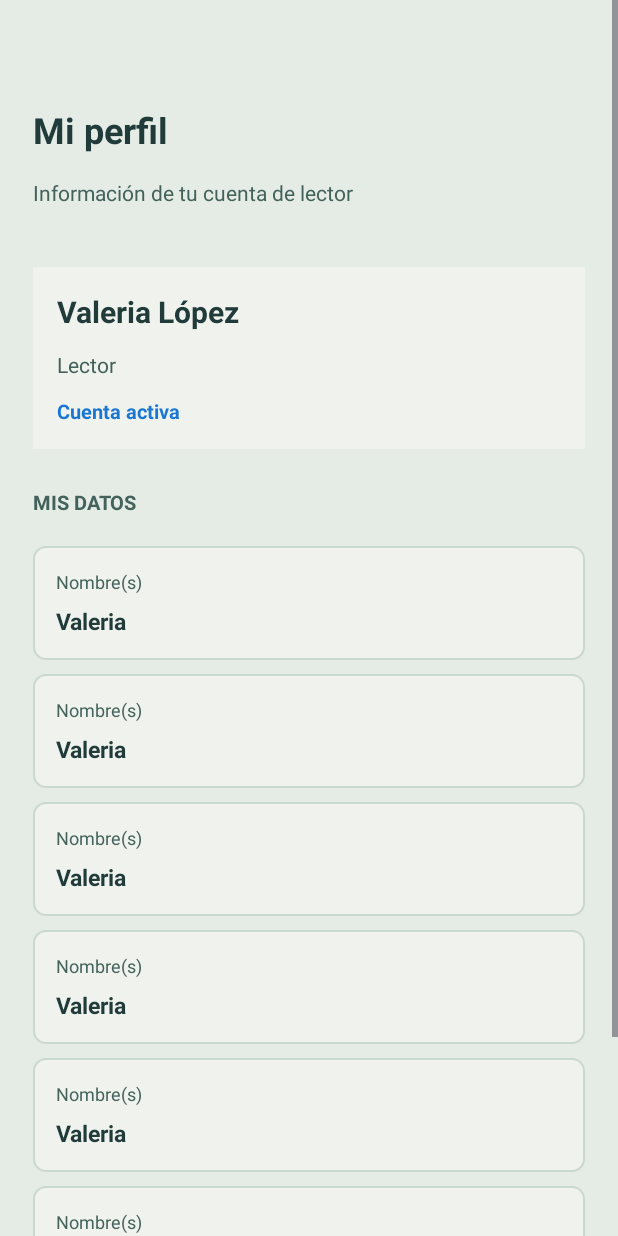
After one commit to elehmzzz/app_SIBCAP, an Android app: the PerfilActivity screen opened directly, with no data from a screen before it, on a phone screen of 412 x 824 dp. The commit adds this screen. Run offline under Robolectric (Android 15) with nearby library versions, the phone set to English and light mode, and no system bars.

Commit message:
feat: implementar modulo Mi perfil del lector

```diff
--- a/app/src/main/AndroidManifest.xml
+++ b/app/src/main/AndroidManifest.xml
@@ -32,6 +32,10 @@
             android:name=".vista.RegistroActivity"
             android:exported="false"
             android:windowSoftInputMode="adjustResize" />
+        <activity
+            android:name=".vista.PerfilActivity"
+            android:exported="false"
+            android:windowSoftInputMode="adjustResize" />
     </application>
 
 </manifest>
--- a/app/src/main/java/com/example/app_sibcap/interfaceApi/ApiService.kt
+++ b/app/src/main/java/com/example/app_sibcap/interfaceApi/ApiService.kt
@@ -2,8 +2,11 @@ package com.example.app_sibcap.interfaceApi
 
 import com.example.app_sibcap.modelo.LoginRequest
 import com.example.app_sibcap.modelo.LoginResponse
+import com.example.app_sibcap.modelo.PerfilResponse
 import retrofit2.http.Body
 import retrofit2.http.POST
+import retrofit2.http.GET
+import retrofit2.http.Header
 
 interface ApiService {
 
@@ -12,4 +15,7 @@ interface ApiService {
     suspend fun iniciarSesion(@Body request: LoginRequest): LoginResponse
     //EndPoint para el registro de un usuario
 
+    // EndPoint para consultar el perfil del lector
+    @GET("perfil.php")
+    suspend fun obtenerPerfil(@Header("Authorization") token: String): PerfilResponse
 }
--- /dev/null
+++ b/app/src/main/java/com/example/app_sibcap/modelo/PerfilResponse.kt
@@ -0,0 +1,43 @@
+
+package com.example.app_sibcap.modelo
+
+import kotlinx.serialization.SerialName
+import kotlinx.serialization.Serializable
+
+@Serializable
+data class PerfilResponse(
+
+    @SerialName("success")
+    val success: Boolean,
+
+    @SerialName("message")
+    val message: String,
+
+    @SerialName("data")
+    val data: DatosPerfil? = null
+)
+
+@Serializable
+data class DatosPerfil(
+
+    @SerialName("id_lector")
+    val idLector: Int,
+
+    @SerialName("nombres")
+    val nombres: String,
+
+    @SerialName("apellido_paterno")
+    val apellidoPaterno: String,
+
+    @SerialName("apellido_materno")
+    val apellidoMaterno: String? = null,
+
+    @SerialName("correo")
+    val correo: String,
+
+    @SerialName("nombre_usuario")
+    val nombreUsuario: String,
+
+    @SerialName("telefono")
+    val telefono: String? = null
+)
--- /dev/null
+++ b/app/src/main/java/com/example/app_sibcap/modelo/clsPerfilModelo.kt
@@ -0,0 +1,11 @@
+package com.example.app_sibcap.modelo
+
+class clsPerfilModelo {
+
+    suspend fun obtenerPerfil(token: String): PerfilResponse {
+
+        return RetrofitCliente.apiService.obtenerPerfil(
+            "Bearer $token"
+        )
+    }
+}
--- /dev/null
+++ b/app/src/main/java/com/example/app_sibcap/presentador/clsPerfilPresenter.kt
@@ -0,0 +1,36 @@
+
+package com.example.app_sibcap.presentador
+
+import com.example.app_sibcap.modelo.clsPerfilModelo
+import com.example.app_sibcap.vista.PerfilActivity
+import kotlinx.coroutines.CoroutineScope
+import kotlinx.coroutines.Dispatchers
+import kotlinx.coroutines.launch
+
+class clsPerfilPresenter(private val vista: PerfilActivity) {
+
+    private val modelo = clsPerfilModelo()
+
+    fun obtenerPerfil(token: String) {
+
+        CoroutineScope(Dispatchers.Main).launch {
+
+            try {
+                val respuesta = modelo.obtenerPerfil(token)
+
+
+                if (respuesta.success && respuesta.data != null) {
+                    vista.mostrarPerfil(respuesta.data)
+                } else {
+                    vista.mostrarError(respuesta.message)
+                }
+
+            } catch (e: Exception) {
+                vista.mostrarError(
+                    "No fue posible consultar el perfil. Verifica tu conexión."
+                )
+            }
+
+        }
+    }
+}
--- /dev/null
+++ b/app/src/main/java/com/example/app_sibcap/vista/PerfilActivity.kt
@@ -0,0 +1,99 @@
+package com.example.app_sibcap.vista
+
+import android.os.Bundle
+import android.view.View
+import android.widget.TextView
+import androidx.appcompat.app.AppCompatActivity
+import androidx.activity.enableEdgeToEdge
+import androidx.core.view.ViewCompat
+import androidx.core.view.WindowInsetsCompat
+import com.example.app_sibcap.R
+import com.example.app_sibcap.presentador.clsPerfilPresenter
+import com.example.app_sibcap.modelo.DatosPerfil
+import android.widget.Toast
+
+class PerfilActivity : AppCompatActivity() {
+
+    private lateinit var datoNombre: View
+    private lateinit var datoApellidoPaterno: View
+    private lateinit var datoApellidoMaterno: View
+    private lateinit var datoCorreo: View
+    private lateinit var datoUsuario: View
+    private lateinit var datoTelefono: View
+
+    // PRESENTADOR
+    private lateinit var presenter: clsPerfilPresenter
+
+    override fun onCreate(savedInstanceState: Bundle?) {
+        super.onCreate(savedInstanceState)
+        enableEdgeToEdge()
+        setContentView(R.layout.activity_perfil)
+        ViewCompat.setOnApplyWindowInsetsListener(findViewById(R.id.main)) { v, insets ->
+            val systemBars = insets.getInsets(WindowInsetsCompat.Type.systemBars())
+            v.setPadding(systemBars.left, systemBars.top, systemBars.right, systemBars.bottom)
+            insets
+        }
+
+
+        inicializarComponentes()
+        presenter = clsPerfilPresenter(this)
+
+        val token = intent.getStringExtra("TOKEN")
+
+        if (!token.isNullOrBlank()) {
+            presenter.obtenerPerfil(token)
+        } else {
+            mostrarError("Debes iniciar sesión para consultar tu perfil.")
+        }
+
+    }
+
+
+    private fun inicializarComponentes() {
+
+        datoNombre = findViewById(R.id.datoNombre)
+        datoApellidoPaterno = findViewById(R.id.datoApellidoPaterno)
+        datoApellidoMaterno = findViewById(R.id.datoApellidoMaterno)
+        datoCorreo = findViewById(R.id.datoCorreo)
+        datoUsuario = findViewById(R.id.datoUsuario)
+        datoTelefono = findViewById(R.id.datoTelefono)
+    }
+
+
+    private fun mostrarDatosEjemplo() {
+
+        configurarDato(datoNombre, "Nombre(s)", "Valeria")
+        configurarDato(datoApellidoPaterno, "Apellido paterno", "López")
+        configurarDato(datoApellidoMaterno, "Apellido materno", "García")
+        configurarDato(datoCorreo, "Correo electrónico", "valeria@ejemplo.mx")
+        configurarDato(datoUsuario, "Usuario", "valeria.lopez")
+        configurarDato(datoTelefono, "Teléfono", "771 000 0000")
+    }
+
+    private fun configurarDato(
+        contenedor: View,
+        etiqueta: String,
+        valor: String
+    ) {
+        val txtEtiqueta = contenedor.findViewById<TextView>(R.id.txtEtiquetaDato)
+        val txtValor = contenedor.findViewById<TextView>(R.id.txtValorDato)
+
+        txtEtiqueta.text = etiqueta
+        txtValor.text = valor
+    }
+
+
+    fun mostrarPerfil(datos: DatosPerfil) {
+        configurarDato(datoNombre, "Nombres", datos.nombres)
+        configurarDato(datoApellidoPaterno, "Apellido paterno", datos.apellidoPaterno)
+        configurarDato(datoApellidoMaterno, "Apellido materno", datos.apellidoMaterno ?: "")
+        configurarDato(datoCorreo, "Correo", datos.correo)
+        configurarDato(datoUsuario, "Nombre de usuario", datos.nombreUsuario)
+        configurarDato(datoTelefono, "Teléfono", datos.telefono ?: "")
+    }
+
+    fun mostrarError(mensaje: String) {
+        Toast.makeText(this, mensaje, Toast.LENGTH_LONG).show()
+    }
+
+}
--- /dev/null
+++ b/app/src/main/res/drawable/lector_boton_primario.xml
@@ -0,0 +1,9 @@
+<?xml version="1.0" encoding="utf-8"?>
+<shape xmlns:android="http://schemas.android.com/apk/res/android"
+    android:shape="rectangle">
+
+    <solid android:color="@color/lector_boton_primario" />
+
+    <corners android:radius="8dp" />
+
+</shape>
--- /dev/null
+++ b/app/src/main/res/drawable/lector_tarjeta_dato.xml
@@ -0,0 +1,13 @@
+<?xml version="1.0" encoding="utf-8"?>
+<shape xmlns:android="http://schemas.android.com/apk/res/android"
+    android:shape="rectangle">
+
+    <solid android:color="@color/lector_tarjeta" />
+
+    <stroke
+        android:width="1dp"
+        android:color="@color/lector_borde_suave" />
+
+    <corners android:radius="8dp" />
+
+</shape>
--- /dev/null
+++ b/app/src/main/res/layout/activity_perfil.xml
@@ -0,0 +1,130 @@
+<?xml version="1.0" encoding="utf-8"?>
+<ScrollView
+    xmlns:android="http://schemas.android.com/apk/res/android"
+    xmlns:tools="http://schemas.android.com/tools"
+    android:id="@+id/main"
+    android:layout_width="match_parent"
+    android:layout_height="match_parent"
+    android:background="@color/lector_fondo"
+    android:fillViewport="true"
+    tools:context=".vista.PerfilActivity">
+
+    <LinearLayout
+        android:layout_width="match_parent"
+        android:layout_height="wrap_content"
+        android:orientation="vertical"
+        android:paddingStart="22dp"
+        android:paddingEnd="22dp"
+        android:paddingTop="70dp"
+        android:paddingBottom="40dp">
+
+        <!-- Título -->
+        <TextView
+            android:layout_width="match_parent"
+            android:layout_height="wrap_content"
+            android:text="Mi perfil"
+            android:textSize="24sp"
+            android:textStyle="bold"
+            android:textColor="@color/lector_texto_principal" />
+
+        <TextView
+            android:layout_width="match_parent"
+            android:layout_height="wrap_content"
+            android:layout_marginTop="16dp"
+            android:text="Información de tu cuenta de lector"
+            android:textSize="14sp"
+            android:textColor="@color/lector_texto_secundario" />
+
+        <!-- Resumen de cuenta -->
+        <LinearLayout
+            android:layout_width="match_parent"
+            android:layout_height="wrap_content"
+            android:layout_marginTop="40dp"
+            android:background="@color/lector_tarjeta"
+            android:orientation="vertical"
+            android:padding="16dp">
+
+            <TextView
+                android:layout_width="match_parent"
+                android:layout_height="wrap_content"
+                android:text="Valeria López"
+                android:textSize="20sp"
+                android:textStyle="bold"
+                android:textColor="@color/lector_texto_principal" />
+
+            <TextView
+                android:layout_width="match_parent"
+                android:layout_height="wrap_content"
+                android:layout_marginTop="12dp"
+                android:text="Lector"
+                android:textSize="14sp"
+                android:textColor="@color/lector_texto_secundario" />
+
+            <TextView
+                android:layout_width="match_parent"
+                android:layout_height="wrap_content"
+                android:layout_marginTop="12dp"
+                android:text="Cuenta activa"
+                android:textSize="13sp"
+                android:textStyle="bold"
+                android:textColor="#1976D2" />
+        </LinearLayout>
+
+        <!-- Sección de datos -->
+        <TextView
+            android:layout_width="match_parent"
+            android:layout_height="wrap_content"
+            android:layout_marginTop="26dp"
+            android:layout_marginBottom="20dp"
+            android:text="MIS DATOS"
+            android:textSize="13sp"
+            android:textStyle="bold"
+            android:textColor="@color/lector_texto_secundario" />
+
+        <!-- Nombre -->
+        <include
+            layout="@layout/item_dato_perfil"
+            android:id="@+id/datoNombre" />
+
+        <!-- Apellido paterno -->
+        <include
+            layout="@layout/item_dato_perfil"
+            android:id="@+id/datoApellidoPaterno" />
+
+        <!-- Apellido materno -->
+        <include
+            layout="@layout/item_dato_perfil"
+            android:id="@+id/datoApellidoMaterno" />
+
+        <!-- Correo -->
+        <include
+            layout="@layout/item_dato_perfil"
+            android:id="@+id/datoCorreo" />
+
+        <!-- Usuario -->
+        <include
+            layout="@layout/item_dato_perfil"
+            android:id="@+id/datoUsuario" />
+
+        <!-- Teléfono -->
+        <include
+            layout="@layout/item_dato_perfil"
+            android:id="@+id/datoTelefono" />
+
+        <!-- Botón -->
+        <Button
+            android:id="@+id/btnOpcionesCuenta"
+            android:layout_width="match_parent"
+            android:layout_height="56dp"
+            android:layout_marginTop="10dp"
+            android:background="@drawable/lector_boton_primario"
+            android:backgroundTint="@null"
+            android:text="Opciones de cuenta ›"
+            android:textAllCaps="false"
+            android:textColor="@color/lector_texto_boton_primario"
+            android:textSize="15sp"
+            android:textStyle="bold" />
+
+    </LinearLayout>
+
+</ScrollView>
--- /dev/null
+++ b/app/src/main/res/layout/item_dato_perfil.xml
@@ -0,0 +1,30 @@
+<?xml version="1.0" encoding="utf-8"?>
+<LinearLayout
+    xmlns:android="http://schemas.android.com/apk/res/android"
+    android:layout_width="match_parent"
+    android:layout_height="76dp"
+    android:layout_marginBottom="9dp"
+    android:background="@drawable/lector_tarjeta_dato"
+    android:orientation="vertical"
+    android:gravity="center_vertical"
+    android:paddingHorizontal="15dp">
+
+    <TextView
+        android:id="@+id/txtEtiquetaDato"
+        android:layout_width="match_parent"
+        android:layout_height="wrap_content"
+        android:text="Nombre(s)"
+        android:textColor="@color/lector_texto_secundario"
+        android:textSize="12sp" />
+
+    <TextView
+        android:id="@+id/txtValorDato"
+        android:layout_width="match_parent"
+        android:layout_height="wrap_content"
+        android:layout_marginTop="7dp"
+        android:text="Valeria"
+        android:textColor="@color/lector_texto_principal"
+        android:textSize="15sp"
+        android:textStyle="bold" />
+
+</LinearLayout>
--- a/app/src/main/res/values/colors.xml
+++ b/app/src/main/res/values/colors.xml
@@ -2,4 +2,24 @@
 <resources>
     <color name="black">#FF000000</color>
     <color name="white">#FFFFFFFF</color>
+
+
+    <!-- Colores del módulo Lector de SIBCAP -->
+
+    <color name="lector_primario">#205D61</color>
+    <color name="lector_fondo">#E5EBE5</color>
+    <color name="lector_tarjeta">#F0F3ED</color>
+
+    <color name="lector_texto_principal">#203B3A</color>
+    <color name="lector_texto_secundario">#42625B</color>
+
+    <color name="lector_boton_primario">#205D61</color>
+    <color name="lector_texto_boton_primario">#FFFFFF</color>
+
+    <color name="lector_boton_secundario">#F0F3ED</color>
+    <color name="lector_texto_boton_secundario">#205D61</color>
+
+    <color name="lector_borde_boton_secundario">#CBD8CC</color>
+    <color name="lector_borde_suave">#CBD8CC</color>
+
 </resources>
```
